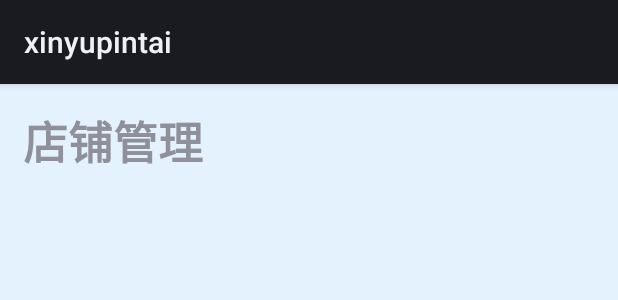
After one commit to JJerrychan/qukuailianAPP, an Android app: the layout activity_statistics.xml on its own in the app's theme, with its tools: preview values and no code run, on a phone screen of 412 x 824 dp. The commit adds this screen. Shown: the top 300 px of the screen. Run offline under Robolectric (Android 15) with nearby library versions, the light colour scheme and no system bars.

Commit message:
增加店铺管理页面，显示店铺相关信息

```diff
--- a/app/src/main/java/com/cq/xinyupintai/Presenter/Adapter/UserEvaAdapter.java
+++ b/app/src/main/java/com/cq/xinyupintai/Presenter/Adapter/UserEvaAdapter.java
@@ -36,7 +36,6 @@ public class UserEvaAdapter extends RecyclerView.Adapter<UserEvaAdapter.TextHold
         //后续获取数据需要修改此处
         String mtext = texts.get(position);
         holder.setEvaMText(mtext);
-        //不知道怎么点
         holder.require.setOnClickListener(new View.OnClickListener() {
             @Override
             public void onClick(View v) {
--- a/app/src/main/java/com/cq/xinyupintai/Presenter/fragment/boss_home_fragment.java
+++ b/app/src/main/java/com/cq/xinyupintai/Presenter/fragment/boss_home_fragment.java
@@ -1,6 +1,7 @@
 package com.cq.xinyupintai.Presenter.fragment;
 
 import android.content.Context;
+import android.content.Intent;
 import android.os.Bundle;
 import android.view.LayoutInflater;
 import android.view.View;
@@ -8,6 +9,7 @@ import android.view.ViewGroup;
 
 import androidx.annotation.NonNull;
 import androidx.annotation.Nullable;
+import androidx.cardview.widget.CardView;
 import androidx.fragment.app.Fragment;
 import androidx.fragment.app.FragmentManager;
 import androidx.fragment.app.FragmentPagerAdapter;
@@ -19,6 +21,7 @@ import androidx.viewpager.widget.ViewPager;
 
 import com.cq.xinyupintai.Presenter.Adapter.RcBossHomeAdapter;
 import com.cq.xinyupintai.Presenter.Adapter.messagePageAdapter;
+import com.cq.xinyupintai.Presenter.activity.StatisticsActivity;
 import com.cq.xinyupintai.R;
 import com.google.android.material.tabs.TabLayout;
 
@@ -37,10 +40,10 @@ public class boss_home_fragment extends Fragment {
         super.onViewCreated(view, savedInstanceState);
         TabLayout tabLayout1=view.findViewById(R.id.tb_boss_1);
         ViewPager viewPager = view.findViewById(R.id.vp_boss_1);
-
         RecyclerView rcvBossHome=view.findViewById(R.id.rc_boss_1);
         rcvBossHome.setLayoutManager (new GridLayoutManager(getActivity(),3));
         rcvBossHome.setAdapter(new RcBossHomeAdapter(getActivity(),TextInit()));
+
 
         //设置adapter
         viewPager.setAdapter(new messagePageAdapter(getChildFragmentManager(), tabLayout1.getTabCount()));
--- /dev/null
+++ b/app/src/main/res/layout/activity_statistics.xml
@@ -0,0 +1,19 @@
+<?xml version="1.0" encoding="utf-8"?>
+<RelativeLayout xmlns:android="http://schemas.android.com/apk/res/android"
+    xmlns:tools="http://schemas.android.com/tools"
+    android:layout_width="match_parent"
+    android:layout_height="match_parent"
+    xmlns:app="http://schemas.android.com/apk/res-auto"
+    tools:context=".Presenter.activity.StatisticsActivity"
+    android:background="#E3F2FD">
+<TextView
+    android:id="@+id/tv_st_1"
+    android:layout_width="match_parent"
+    android:layout_height="wrap_content"
+    android:layout_margin="15dp"
+    android:textSize="30dp"
+    android:text="店铺管理"
+    android:layout_alignParentLeft="true"
+    android:textStyle="bold"/>
+
+</RelativeLayout>
--- a/app/src/main/res/layout/boss_home_fragment.xml
+++ b/app/src/main/res/layout/boss_home_fragment.xml
@@ -38,7 +38,8 @@
             <androidx.recyclerview.widget.RecyclerView
                 android:id="@+id/rc_boss_1"
                 android:layout_width="match_parent"
-                android:layout_height="wrap_content"/>
+                android:layout_height="wrap_content"
+                android:overScrollMode="never"/>
         </RelativeLayout>
     </androidx.cardview.widget.CardView>
     <com.google.android.material.tabs.TabLayout
--- a/app/src/main/res/layout/setting.xml
+++ b/app/src/main/res/layout/setting.xml
@@ -2,7 +2,7 @@
 <LinearLayout xmlns:android="http://schemas.android.com/apk/res/android"
     android:orientation="vertical"
     android:layout_width="match_parent"
-    android:layout_height="match_parent"
+    android:layout_height="wrap_content"
     android:background="#F5F5F5"
     android:padding="10dp">
 
```
Also changed, not shown: app/src/main/AndroidManifest.xml (+4 -3 lines), app/src/main/java/com/cq/xinyupintai/Presenter/Adapter/RcBossHomeAdapter.java (+9 -0 lines), app/src/main/java/com/cq/xinyupintai/Presenter/activity/StatisticsActivity.java (added, +16 -0 lines).
